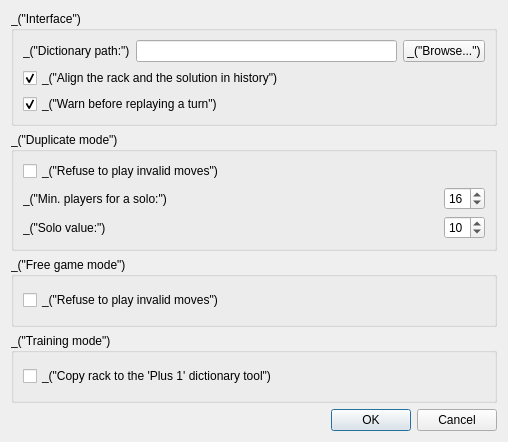
This is qt/ui/prefs_dialog.ui in cjlano/eliot as Qt 5 draws it before an edit. The edited form follows.
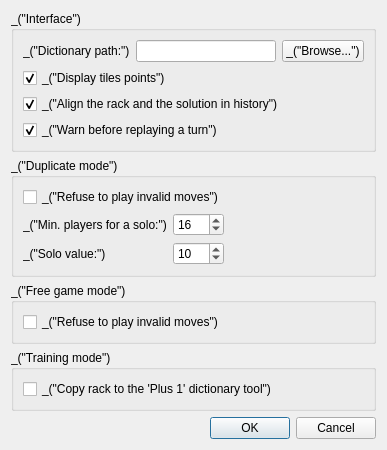
This is the edited form.

Commit message: - TODO update  - Allow displaying letter points on the board with an option (on by default)  - Fixed the tab order on the preferences window  - Improved the behaviour and default size of the preferences window

```diff
--- a/qt/ui/prefs_dialog.ui
+++ b/qt/ui/prefs_dialog.ui
@@ -1,14 +1,6 @@
 <ui version="4.0" >
  <class>PrefsDialog</class>
  <widget class="QDialog" name="PrefsDialog" >
-  <property name="geometry" >
-   <rect>
-    <x>0</x>
-    <y>0</y>
-    <width>508</width>
-    <height>442</height>
-   </rect>
-  </property>
   <property name="windowTitle" >
    <string>_("Preferences")</string>
   </property>
@@ -18,7 +10,7 @@
      <property name="title" >
       <string>_("Interface")</string>
      </property>
-     <layout class="QVBoxLayout" >
+     <layout class="QVBoxLayout" name="verticalLayout_2" >
       <item>
        <layout class="QHBoxLayout" >
         <item>
@@ -32,7 +24,7 @@
          <widget class="QLineEdit" name="lineEditIntfDicPath" >
           <property name="minimumSize" >
            <size>
-            <width>130</width>
+            <width>140</width>
             <height>0</height>
            </size>
           </property>
@@ -53,6 +45,19 @@
         </item>
        </layout>
       </item>
+      <item>
+       <widget class="QCheckBox" name="checkBoxIntfShowPoints" >
+        <property name="toolTip" >
+         <string>_("Show/hide the tiles points on the board.")</string>
+        </property>
+        <property name="text" >
+         <string>_("Display tiles points")</string>
+        </property>
+        <property name="checked" >
+         <bool>true</bool>
+        </property>
+       </widget>
+      </item>
       <item>
        <widget class="QCheckBox" name="checkBoxIntfAlignHistory" >
         <property name="toolTip" >
@@ -87,8 +92,8 @@
      <property name="title" >
       <string>_("Duplicate mode")</string>
      </property>
-     <layout class="QVBoxLayout" >
-      <item>
+     <layout class="QGridLayout" name="gridLayout" >
+      <item row="0" column="0" colspan="2" >
        <widget class="QCheckBox" name="checkBoxDuplRefuseInvalid" >
         <property name="toolTip" >
          <string>_("If checked, playing an invalid or misplaced word will not be possible. If unchecked, you will get 0 point and lose your turn")</string>
@@ -98,63 +103,21 @@
         </property>
        </widget>
       </item>
-      <item>
-       <layout class="QHBoxLayout" >
-        <item>
+      <item row="2" column="0" >
          <widget class="QLabel" name="label_2" >
           <property name="text" >
            <string>_("Min. players for a solo:")</string>
           </property>
          </widget>
         </item>
-        <item>
-         <spacer>
-          <property name="orientation" >
-           <enum>Qt::Horizontal</enum>
-          </property>
-          <property name="sizeHint" stdset="0" >
-           <size>
-            <width>40</width>
-            <height>20</height>
-           </size>
-          </property>
-         </spacer>
-        </item>
-        <item>
-         <widget class="QSpinBox" name="spinBoxDuplSoloPlayers" >
-          <property name="toolTip" >
-           <string>_("Minimum number of players needed to take into account the solo bonus")</string>
-          </property>
-          <property name="value" >
-           <number>16</number>
-          </property>
-         </widget>
-        </item>
-       </layout>
-      </item>
-      <item>
-       <layout class="QHBoxLayout" >
-        <item>
+      <item row="3" column="0" >
          <widget class="QLabel" name="label_3" >
           <property name="text" >
            <string>_("Solo value:")</string>
           </property>
          </widget>
         </item>
-        <item>
-         <spacer>
-          <property name="orientation" >
-           <enum>Qt::Horizontal</enum>
-          </property>
-          <property name="sizeHint" stdset="0" >
-           <size>
-            <width>40</width>
-            <height>20</height>
-           </size>
-          </property>
-         </spacer>
-        </item>
-        <item>
+      <item row="3" column="1" >
          <widget class="QSpinBox" name="spinBoxDuplSoloValue" >
           <property name="toolTip" >
            <string>_("Value of the solo bonus. Set it to 0 if you don't want solo bonus")</string>
@@ -164,8 +127,29 @@
           </property>
          </widget>
         </item>
-       </layout>
+      <item row="2" column="2" >
+       <spacer name="horizontalSpacer" >
+        <property name="orientation" >
+         <enum>Qt::Horizontal</enum>
+        </property>
+        <property name="sizeHint" stdset="0" >
+         <size>
+          <width>40</width>
+          <height>20</height>
+         </size>
+        </property>
+       </spacer>
       </item>
+      <item row="2" column="1" >
+       <widget class="QSpinBox" name="spinBoxDuplSoloPlayers" >
+        <property name="toolTip" >
+         <string>_("Minimum number of players needed to take into account the solo bonus")</string>
+        </property>
+        <property name="value" >
+         <number>16</number>
+        </property>
+       </widget>
+      </item>
      </layout>
     </widget>
    </item>
```
Left out of the diff: 11 changed lines with no effect on the pictures. Lines whose indentation alone changed are shown as unchanged. The commit also changes 4 other files.
